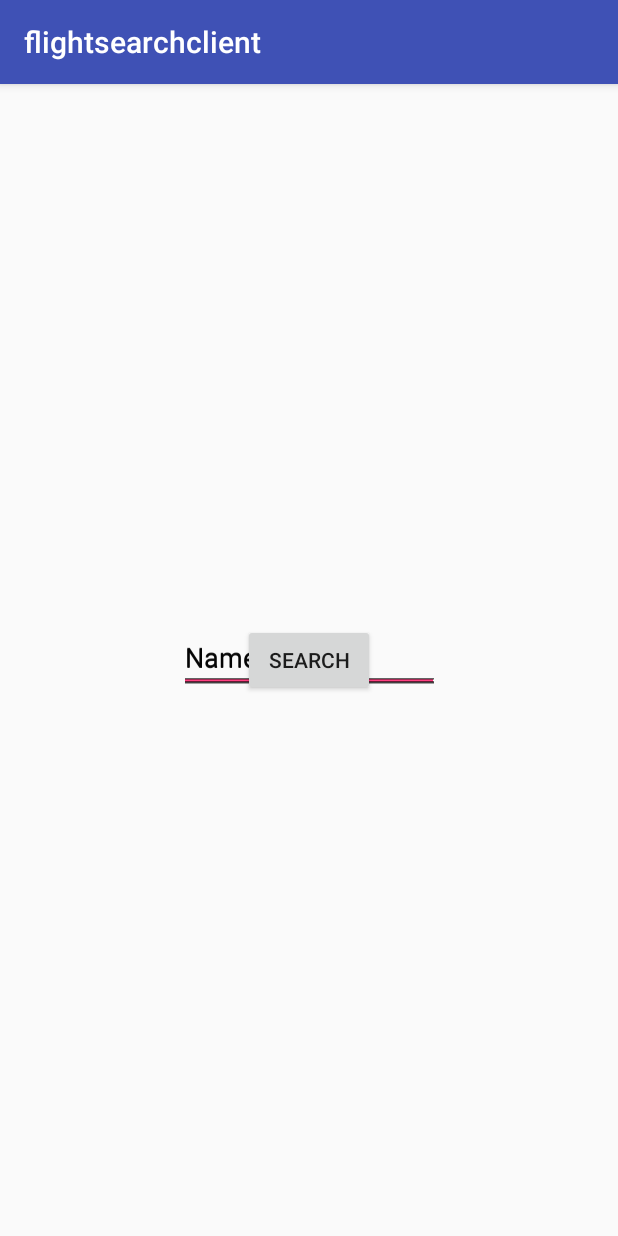
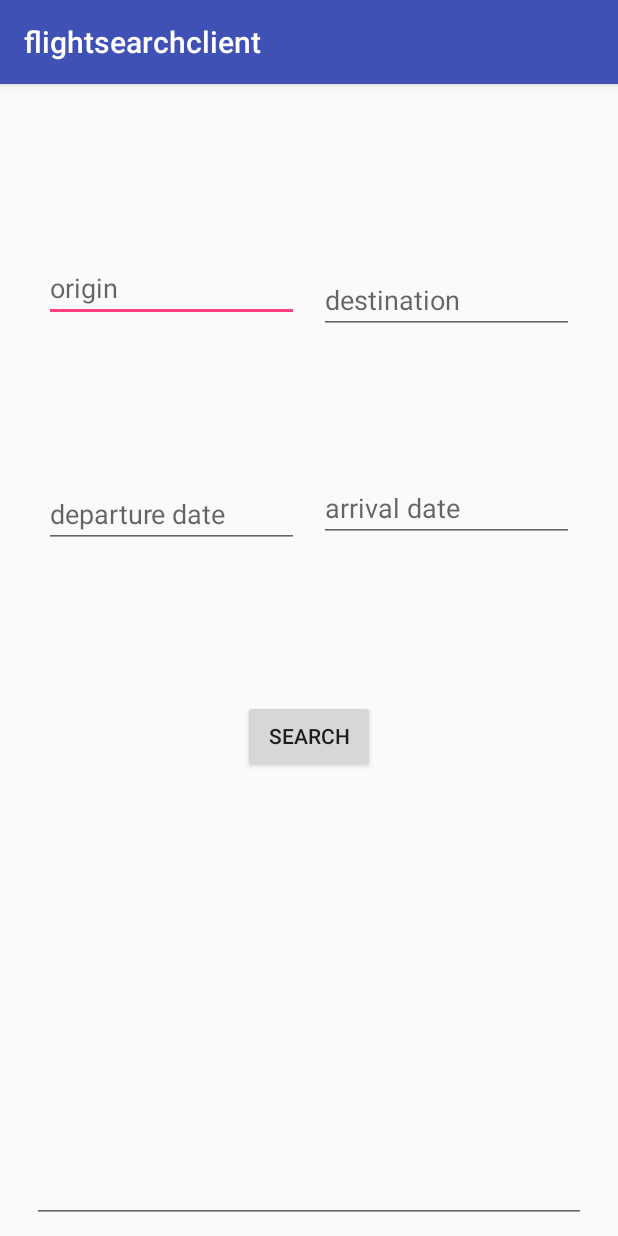
Before and after one commit to pritamdebnath/flightsearch-microservice, an Android app: the FlightsearchActivity screen opened directly, with no data from a screen before it, on a phone screen of 412 x 824 dp. Run offline under Robolectric (Android 15) with nearby library versions, the phone set to English and light mode, and no system bars; libraries missing offline, so code that uses them is left out: org.springframework.http, org.springframework.web.

Commit message:
some changes to flightsearch client

```diff
--- a/flightsearchclient/app/src/main/res/layout/activity_flightsearch.xml
+++ b/flightsearchclient/app/src/main/res/layout/activity_flightsearch.xml
@@ -4,84 +4,98 @@
     xmlns:tools="http://schemas.android.com/tools"
     android:layout_width="match_parent"
     android:layout_height="match_parent"
-    tools:context="micromakers.com.flightsearch.FlightsearchActivity">
+    tools:context=".FlightsearchActivity">
 
 
     <EditText
-        android:id="@+id/editText"
-        android:layout_width="173dp"
-        android:layout_height="42dp"
+        android:id="@+id/origin"
+        android:layout_width="170dp"
+        android:layout_height="39dp"
+        android:layout_marginBottom="16dp"
+        android:layout_marginEnd="2dp"
+        android:layout_marginStart="20dp"
+        android:layout_marginTop="39dp"
         android:ems="10"
+        android:hint="origin"
         android:inputType="textPersonName"
-        android:text="Name"
-        tools:layout_editor_absoluteX="16dp"
-        tools:layout_editor_absoluteY="19dp"
-        app:layout_constraintBottom_toBottomOf="parent"
-        app:layout_constraintLeft_toLeftOf="parent"
-        app:layout_constraintRight_toRightOf="parent"
-        app:layout_constraintTop_toTopOf="parent"/>
+        app:layout_constraintBottom_toTopOf="@+id/depDate"
+        app:layout_constraintEnd_toStartOf="@+id/destination"
+        app:layout_constraintStart_toStartOf="parent"
+        app:layout_constraintTop_toTopOf="parent" />
 
     <EditText
-        android:id="@+id/editText2"
-        android:layout_width="174dp"
-        android:layout_height="41dp"
+        android:id="@+id/destination"
+        android:layout_width="170dp"
+        android:layout_height="39dp"
+        android:layout_marginBottom="16dp"
+        android:layout_marginEnd="20dp"
+        android:layout_marginStart="2dp"
+        android:layout_marginTop="39dp"
         android:ems="10"
+        android:hint="destination"
         android:inputType="textPersonName"
-        android:text="Name"
-        tools:layout_editor_absoluteX="195dp"
-        tools:layout_editor_absoluteY="20dp"
-        app:layout_constraintBottom_toBottomOf="parent"
-        app:layout_constraintLeft_toLeftOf="parent"
-        app:layout_constraintRight_toRightOf="parent"
-        app:layout_constraintTop_toTopOf="parent"/>
-
-
-    <TableRow
-        android:layout_width="372dp"
-        android:layout_height="333dp"
-        tools:layout_editor_absoluteX="6dp"
-        tools:layout_editor_absoluteY="162dp"
-        app:layout_constraintBottom_toBottomOf="parent"
-        app:layout_constraintLeft_toLeftOf="parent"
-        app:layout_constraintRight_toRightOf="parent"
-        app:layout_constraintTop_toTopOf="parent"/>
+        app:layout_constraintBottom_toTopOf="@+id/depDate"
+        app:layout_constraintEnd_toEndOf="parent"
+        app:layout_constraintStart_toEndOf="@+id/origin"
+        app:layout_constraintTop_toTopOf="parent" />
 
     <EditText
-        android:id="@+id/editText3"
-        android:layout_width="174dp"
-        android:layout_height="46dp"
+        android:id="@+id/depDate"
+        android:layout_width="170dp"
+        android:layout_height="39dp"
+        android:layout_marginBottom="21dp"
+        android:layout_marginEnd="2dp"
+        android:layout_marginStart="20dp"
+        android:layout_marginTop="16dp"
         android:ems="10"
+        android:hint="departure date"
         android:inputType="date"
-        tools:layout_editor_absoluteX="16dp"
-        tools:layout_editor_absoluteY="61dp"
-        app:layout_constraintBottom_toBottomOf="parent"
-        app:layout_constraintLeft_toLeftOf="parent"
-        app:layout_constraintRight_toRightOf="parent"
-        app:layout_constraintTop_toTopOf="parent"/>
+        app:layout_constraintBottom_toTopOf="@+id/searchButton"
+        app:layout_constraintEnd_toStartOf="@+id/arrDate"
+        app:layout_constraintStart_toStartOf="parent"
+        app:layout_constraintTop_toBottomOf="@+id/origin" />
 
     <EditText
-        android:id="@+id/editText4"
-        android:layout_width="174dp"
-        android:layout_height="wrap_content"
+        android:id="@+id/arrDate"
+        android:layout_width="170dp"
+        android:layout_height="39dp"
+        android:layout_marginBottom="21dp"
+        android:layout_marginEnd="20dp"
+        android:layout_marginStart="2dp"
+        android:layout_marginTop="16dp"
         android:ems="10"
+        android:hint="arrival date"
         android:inputType="date"
-        tools:layout_editor_absoluteX="195dp"
-        tools:layout_editor_absoluteY="61dp"
-        app:layout_constraintBottom_toBottomOf="parent"
-        app:layout_constraintLeft_toLeftOf="parent"
-        app:layout_constraintRight_toRightOf="parent"
-        app:layout_constraintTop_toTopOf="parent"/>
+        app:layout_constraintBottom_toTopOf="@+id/searchButton"
+        app:layout_constraintEnd_toEndOf="parent"
+        app:layout_constraintStart_toEndOf="@+id/depDate"
+        app:layout_constraintTop_toBottomOf="@+id/destination" />
 
     <Button
         android:id="@+id/searchButton"
         android:layout_width="wrap_content"
         android:layout_height="wrap_content"
+        android:layout_marginBottom="309dp"
+        android:layout_marginEnd="148dp"
+        android:layout_marginStart="148dp"
         android:text="SEARCH"
-        tools:layout_editor_absoluteX="148dp"
-        tools:layout_editor_absoluteY="107dp"
         app:layout_constraintBottom_toBottomOf="parent"
-        app:layout_constraintLeft_toLeftOf="parent"
-        app:layout_constraintRight_toRightOf="parent"
-        app:layout_constraintTop_toTopOf="parent"/>
+        app:layout_constraintEnd_toEndOf="parent"
+        app:layout_constraintStart_toStartOf="parent" />
+
+    <EditText
+        android:id="@+id/searchResponse"
+        android:layout_width="369dp"
+        android:layout_height="291dp"
+        android:layout_marginBottom="9dp"
+        android:layout_marginEnd="6dp"
+        android:layout_marginStart="6dp"
+        android:layout_marginTop="9dp"
+        android:ems="10"
+        android:inputType="textMultiLine"
+        app:layout_constraintBottom_toBottomOf="parent"
+        app:layout_constraintEnd_toEndOf="parent"
+        app:layout_constraintStart_toStartOf="parent"
+        app:layout_constraintTop_toBottomOf="@+id/searchButton" />
 
 </android.support.constraint.ConstraintLayout>
--- a/flightsearchclient/app/src/main/res/values/strings.xml
+++ b/flightsearchclient/app/src/main/res/values/strings.xml
@@ -1,6 +1,6 @@
 <resources>
     <string name="app_name">flightsearchclient</string>
-    <string name="aws_host">http://192.168.1.3:8080</string>
+    <string name="aws_host">http://34.237.22.125:8080</string>
     <string name="client_id">myclient</string>
     <string name="client_secret">password</string>
 </resources>
```
Also changed, not shown: flightsearchclient/app/src/main/AndroidManifest.xml (+6 -6 lines), flightsearchclient/app/src/main/java/micromakers/com/dto/Role.java (added, +30 -0 lines), flightsearchclient/app/src/main/java/micromakers/com/dto/User.java (added, +73 -0 lines), flightsearchclient/app/src/main/java/micromakers/com/flightsearch/FirebaseMessagingService.kt (+1 -7 lines), flightsearchclient/app/src/main/java/micromakers/com/flightsearch/FlightsearchActivity.kt (+29 -9 lines), flightsearchclient/app/src/main/java/micromakers/com/flightsearch/LoginActivity.kt (+16 -2 lines), flightsearchclient/app/src/main/java/micromakers/com/flightsearch/RegistrationActivity.kt (added, +42 -0 lines), flightsearchclient/app/src/main/res/layout/activity_registration.xml (added, +68 -0 lines), 1 other file.
